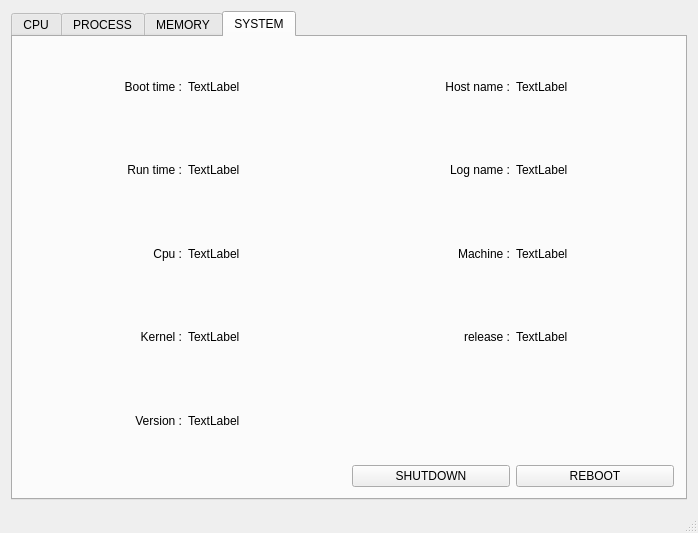
Above: phase4/task_management/mainwindow.ui from ganpengpeng/os before the change. Below: the same form after it.
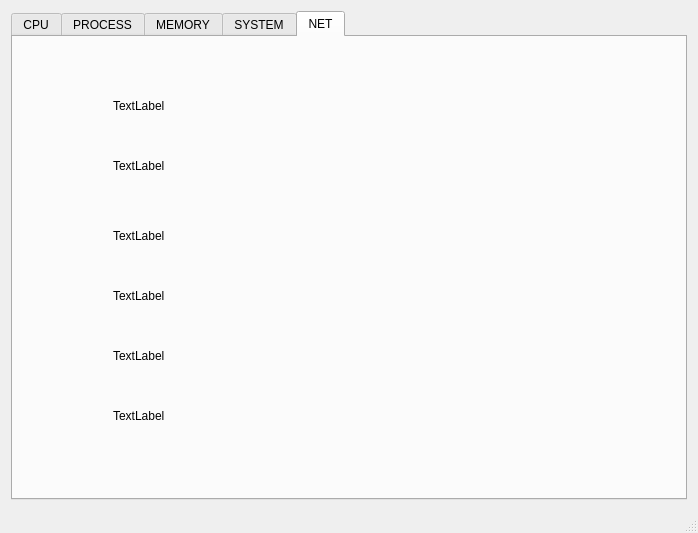
That is the form after the change.

```diff
--- a/phase4/task_management/mainwindow.ui
+++ b/phase4/task_management/mainwindow.ui
@@ -14,8 +14,8 @@
    <string>MainWindow</string>
   </property>
   <widget class="QWidget" name="centralWidget">
-   <layout class="QGridLayout" name="gridLayout_4">
-    <item row="0" column="0">
+   <layout class="QVBoxLayout" name="verticalLayout">
+    <item>
      <widget class="QTabWidget" name="TabWidget">
       <property name="tabPosition">
        <enum>QTabWidget::North</enum>
@@ -24,7 +24,7 @@
        <enum>QTabWidget::Rounded</enum>
       </property>
       <property name="currentIndex">
-       <number>3</number>
+       <number>4</number>
       </property>
       <property name="documentMode">
        <bool>false</bool>
@@ -171,8 +171,42 @@
        <attribute name="title">
         <string>PROCESS</string>
        </attribute>
-       <layout class="QGridLayout" name="gridLayout_5">
-        <item row="0" column="0" colspan="7">
+       <layout class="QGridLayout" name="gridLayout_4">
+        <item row="1" column="6">
+         <widget class="QLineEdit" name="lineEdit"/>
+        </item>
+        <item row="1" column="1">
+         <widget class="QLabel" name="runningpro">
+          <property name="text">
+           <string>TextLabel</string>
+          </property>
+         </widget>
+        </item>
+        <item row="1" column="5">
+         <widget class="QLabel" name="zombiepro">
+          <property name="text">
+           <string>TextLabel</string>
+          </property>
+         </widget>
+        </item>
+        <item row="1" column="7">
+         <widget class="QPushButton" name="pushButton_3">
+          <property name="text">
+           <string>End</string>
+          </property>
+         </widget>
+        </item>
+        <item row="1" column="4">
+         <widget class="QLabel" name="label_38">
+          <property name="text">
+           <string>Zombie :</string>
+          </property>
+          <property name="alignment">
+           <set>Qt::AlignRight|Qt::AlignTrailing|Qt::AlignVCenter</set>
+          </property>
+         </widget>
+        </item>
+        <item row="0" column="0" colspan="8">
          <widget class="QListWidget" name="listWidget">
           <property name="sortingEnabled">
            <bool>false</bool>
@@ -696,6 +730,89 @@
         </item>
        </layout>
       </widget>
+      <widget class="QWidget" name="tab">
+       <attribute name="title">
+        <string>NET</string>
+       </attribute>
+       <widget class="QLabel" name="label_90">
+        <property name="geometry">
+         <rect>
+          <x>100</x>
+          <y>60</y>
+          <width>431</width>
+          <height>17</height>
+         </rect>
+        </property>
+        <property name="text">
+         <string>TextLabel</string>
+        </property>
+       </widget>
+       <widget class="QLabel" name="label_91">
+        <property name="geometry">
+         <rect>
+          <x>100</x>
+          <y>120</y>
+          <width>461</width>
+          <height>17</height>
+         </rect>
+        </property>
+        <property name="text">
+         <string>TextLabel</string>
+        </property>
+       </widget>
+       <widget class="QLabel" name="label_92">
+        <property name="geometry">
+         <rect>
+          <x>100</x>
+          <y>190</y>
+          <width>421</width>
+          <height>17</height>
+         </rect>
+        </property>
+        <property name="text">
+         <string>TextLabel</string>
+        </property>
+       </widget>
+       <widget class="QLabel" name="label_93">
+        <property name="geometry">
+         <rect>
+          <x>100</x>
+          <y>250</y>
+          <width>421</width>
+          <height>17</height>
+         </rect>
+        </property>
+        <property name="text">
+         <string>TextLabel</string>
+        </property>
+       </widget>
+       <widget class="QLabel" name="label_94">
+        <property name="geometry">
+         <rect>
+          <x>100</x>
+          <y>310</y>
+          <width>421</width>
+          <height>17</height>
+         </rect>
+        </property>
+        <property name="text">
+         <string>TextLabel</string>
+        </property>
+       </widget>
+       <widget class="QLabel" name="label_95">
+        <property name="geometry">
+         <rect>
+          <x>100</x>
+          <y>370</y>
+          <width>421</width>
+          <height>17</height>
+         </rect>
+        </property>
+        <property name="text">
+         <string>TextLabel</string>
+        </property>
+       </widget>
+      </widget>
      </widget>
     </item>
    </layout>
```
Left out of the diff: 31 changed lines with no effect on the pictures.
